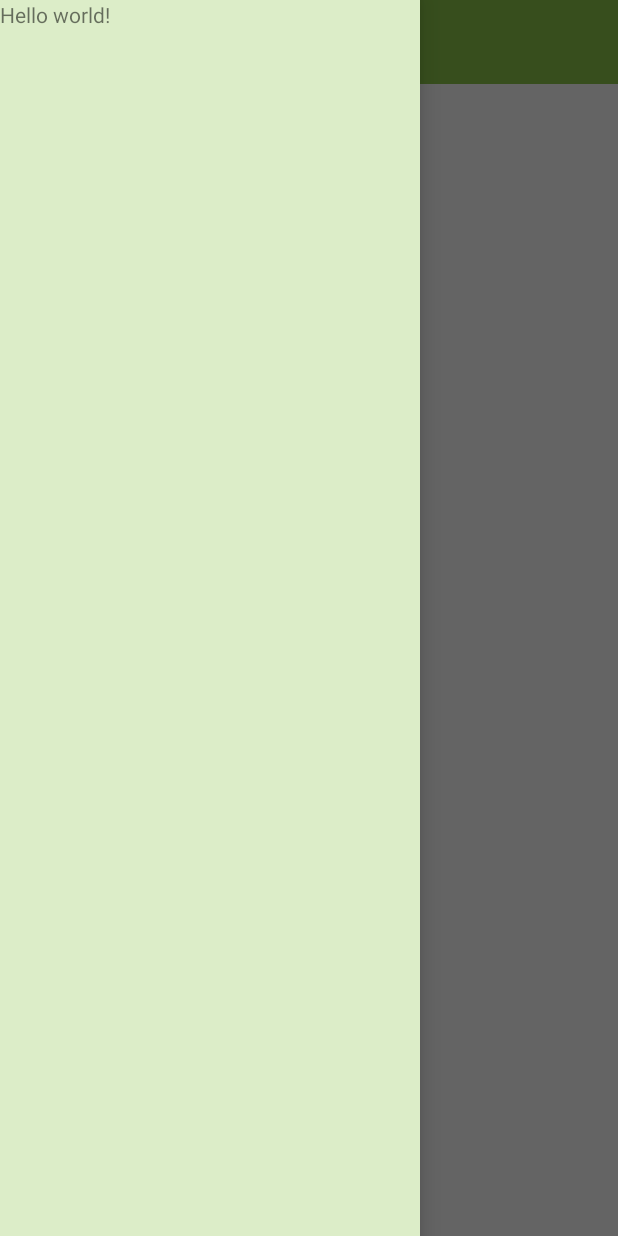
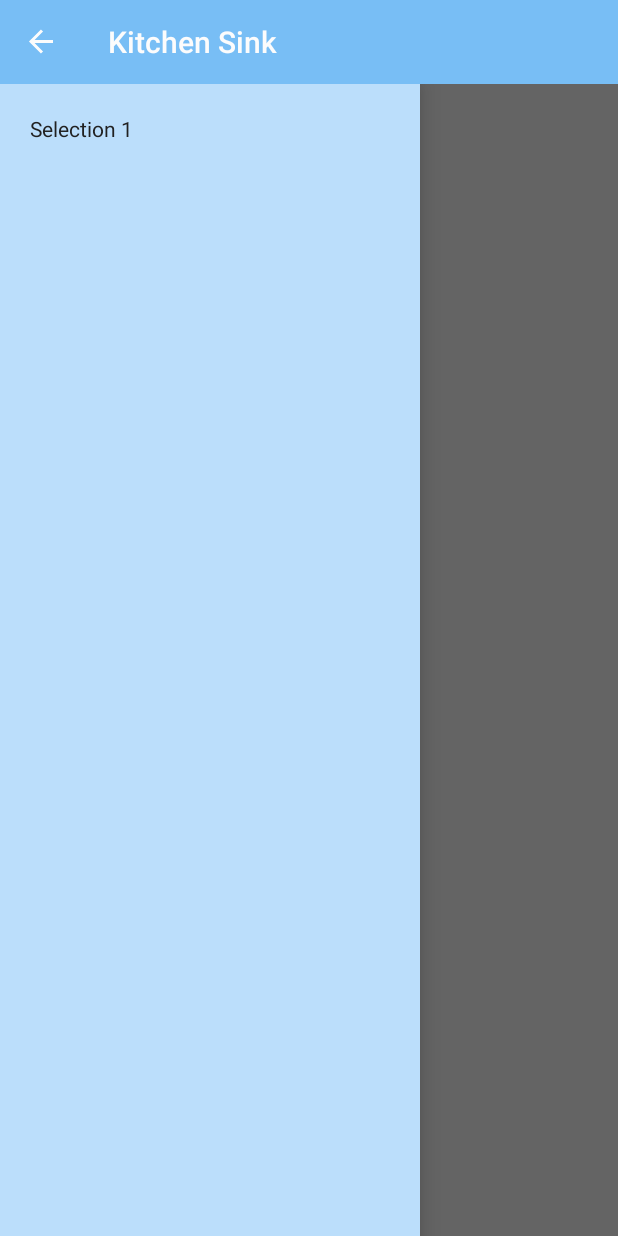
Before and after one commit to Khadidja/android-kitchen-sink, an Android app: the NavigationDrawerActivity screen opened directly, with no data from a screen before it, after a tap on "Open", on a phone screen of 412 x 824 dp. Run offline under Robolectric (Android 15) with nearby library versions, the phone set to English and light mode, and no system bars.

Commit message:
changed material colors and improved navigation drawer

```diff
--- a/app/src/main/java/com/akhadidja/kitchensink/MainActivity.java
+++ b/app/src/main/java/com/akhadidja/kitchensink/MainActivity.java
@@ -1,6 +1,8 @@
 package com.akhadidja.kitchensink;
 
+import android.content.Context;
 import android.content.Intent;
+import android.content.SharedPreferences;
 import android.os.Bundle;
 import android.support.v7.app.AppCompatActivity;
 import android.view.View;
@@ -20,6 +22,21 @@ public class MainActivity extends AppCompatActivity {
         setContentView(R.layout.activity_main);
     }
 
+    public static void saveToPreferences(Context context, String preferenceKey, String preferenceValue){
+        SharedPreferences sharedPreferences = context.getSharedPreferences(MainActivity.SHARED_PREF,
+                Context.MODE_PRIVATE);
+        SharedPreferences.Editor editor = sharedPreferences.edit();
+        editor.putString(preferenceKey, preferenceValue);
+        editor.apply();
+    }
+
+    public static String readFromSharedPreferences(Context context, String preferenceKey,
+                                                   String defaultValue){
+        SharedPreferences sharedPreferences = context.getSharedPreferences(MainActivity.SHARED_PREF,
+                Context.MODE_PRIVATE);
+        return sharedPreferences.getString(preferenceKey, defaultValue);
+    }
+
     public void showSplashScreenActivity(View view) {
         startActivity(new Intent(this, SplashScreenActivity.class));
     }
--- /dev/null
+++ b/app/src/main/java/com/akhadidja/kitchensink/navigationdrawer/DrawerAdapter.java
@@ -0,0 +1,46 @@
+package com.akhadidja.kitchensink.navigationdrawer;
+
+import android.content.Context;
+import android.support.v7.widget.RecyclerView;
+import android.view.LayoutInflater;
+import android.view.View;
+import android.view.ViewGroup;
+import android.widget.TextView;
+
+import com.akhadidja.kitchensink.R;
+
+public class DrawerAdapter extends RecyclerView.Adapter<DrawerAdapter.ViewHolder> {
+
+    private String [] mOptions;
+    private Context mContext;
+
+    public DrawerAdapter(Context context, String[] options) {
+        mContext = context;
+        mOptions = options;
+    }
+
+    @Override
+    public ViewHolder onCreateViewHolder(ViewGroup parent, int viewType) {
+        LayoutInflater inflater = LayoutInflater.from(mContext);
+        View view = inflater.inflate(R.layout.nav_drawer_item, parent,false);
+        return new ViewHolder(view);
+    }
+
+    @Override
+    public void onBindViewHolder(ViewHolder holder, int position) {
+        holder.optionTextView.setText(mOptions[position]);
+    }
+
+    @Override
+    public int getItemCount() {
+        return mOptions.length;
+    }
+
+    public class ViewHolder extends RecyclerView.ViewHolder{
+        TextView optionTextView;
+        public ViewHolder(View itemView) {
+            super(itemView);
+            optionTextView = (TextView) itemView.findViewById(R.id.option_textView);
+        }
+    }
+}
--- a/app/src/main/java/com/akhadidja/kitchensink/navigationdrawer/NavigationDrawerActivity.java
+++ b/app/src/main/java/com/akhadidja/kitchensink/navigationdrawer/NavigationDrawerActivity.java
@@ -4,18 +4,21 @@ import android.os.Bundle;
 import android.support.v4.widget.DrawerLayout;
 import android.support.v7.app.AppCompatActivity;
 import android.support.v7.widget.Toolbar;
+import android.widget.TextView;
 
 import com.akhadidja.kitchensink.R;
 
 public class NavigationDrawerActivity extends AppCompatActivity {
 
     Toolbar toolbar;
+    DrawerLayout drawerLayout;
+    TextView textView;
 
-    DrawerLayout drawerLayout;
     @Override
     protected void onCreate(Bundle savedInstanceState) {
         super.onCreate(savedInstanceState);
         setContentView(R.layout.activity_navigation_drawer);
+        textView = (TextView) findViewById(R.id.navigation_drawer_textView);
         toolbar = (Toolbar) findViewById(R.id.navigation_drawer_toolbar);
         setSupportActionBar(toolbar);
         if(getSupportActionBar() != null)
@@ -26,4 +29,8 @@ public class NavigationDrawerActivity extends AppCompatActivity {
                 getFragmentManager().findFragmentById(R.id.navigation_drawer_fragment);
         drawerFragment.setUp(drawerLayout, toolbar, R.id.navigation_drawer_fragment);
     }
+
+    public void onDrawerOptionClick(String option){
+        textView.setText(option);
+    }
 }
--- a/app/src/main/java/com/akhadidja/kitchensink/navigationdrawer/NavigationDrawerFragment.java
+++ b/app/src/main/java/com/akhadidja/kitchensink/navigationdrawer/NavigationDrawerFragment.java
@@ -3,12 +3,15 @@ package com.akhadidja.kitchensink.navigationdrawer;
 
 import android.app.Fragment;
 import android.content.Context;
-import android.content.SharedPreferences;
 import android.os.Bundle;
 import android.support.v4.widget.DrawerLayout;
 import android.support.v7.app.ActionBarDrawerToggle;
+import android.support.v7.widget.LinearLayoutManager;
+import android.support.v7.widget.RecyclerView;
 import android.support.v7.widget.Toolbar;
+import android.view.GestureDetector;
 import android.view.LayoutInflater;
+import android.view.MotionEvent;
 import android.view.View;
 import android.view.ViewGroup;
 
@@ -17,13 +20,14 @@ import com.akhadidja.kitchensink.R;
 
 public class NavigationDrawerFragment extends Fragment {
 
+    private RecyclerView recyclerView;
+    private RecyclerView.Adapter adapter;
     private DrawerLayout mDrawerLayout;
     private ActionBarDrawerToggle mDrawerToggle;
     private View mContainerView;
     private boolean mUserLearnedDrawer;
     private boolean mFromSavedInstanceState;
     private final String USER_LEARNED_DRAWER_KEY = "user_learned_drawer";
-    private final String FROM_SAVED_INSTANCE_STATE_KEY = "from_saved_instance_state";
 
     public NavigationDrawerFragment() {
     }
@@ -32,7 +36,7 @@ public class NavigationDrawerFragment extends Fragment {
     public void onCreate(Bundle savedInstanceState) {
         super.onCreate(savedInstanceState);
         mUserLearnedDrawer = Boolean.parseBoolean(
-                readFromSharedPreferences(getActivity(), USER_LEARNED_DRAWER_KEY, "false"));
+                MainActivity.readFromSharedPreferences(getActivity(), USER_LEARNED_DRAWER_KEY, "false"));
 
         if(savedInstanceState != null){
             mFromSavedInstanceState = true;
@@ -42,11 +46,28 @@ public class NavigationDrawerFragment extends Fragment {
     @Override
     public View onCreateView(LayoutInflater inflater, ViewGroup container,
                              Bundle savedInstanceState) {
-        return inflater.inflate(R.layout.fragment_navigation_drawer, container, false);
+        View rootView = inflater.inflate(R.layout.fragment_navigation_drawer, container, false);
+        recyclerView = (RecyclerView)rootView.findViewById(R.id.navigation_drawer_recyclerView);
+        recyclerView.setHasFixedSize(true);
+        final String [] options = getResources().getStringArray(R.array.navigation_drawer_options);
+        adapter = new DrawerAdapter(getActivity(), options);
+        recyclerView.setAdapter(adapter);
+        recyclerView.setLayoutManager(new LinearLayoutManager(getActivity()));
+        recyclerView.addOnItemTouchListener(new RecyclerTouchListener(getActivity(), recyclerView,
+                new OnDrawerOptionClickListener() {
+                    @Override
+                    public void onClick(View view, int position) {
+                        ((NavigationDrawerActivity)getActivity()).onDrawerOptionClick(options[position]);
+                    }
+
+                    @Override
+                    public void onLongClick(View view, int position) {
+                    }
+                }));
+        return rootView;
     }
 
-
-    public void setUp(DrawerLayout drawerLayout, Toolbar toolbar, int fragmentId) {
+    public void setUp(DrawerLayout drawerLayout, final Toolbar toolbar, int fragmentId) {
         mContainerView = getActivity().findViewById(fragmentId);
         mDrawerLayout = drawerLayout;
         mDrawerToggle = new ActionBarDrawerToggle(getActivity(), mDrawerLayout, toolbar,
@@ -56,7 +77,7 @@ public class NavigationDrawerFragment extends Fragment {
                 super.onDrawerOpened(drawerView);
                 if(!mUserLearnedDrawer){
                     mUserLearnedDrawer = true;
-                    saveToPreferences(getActivity(), USER_LEARNED_DRAWER_KEY, mUserLearnedDrawer+"");
+                    MainActivity.saveToPreferences(getActivity(), USER_LEARNED_DRAWER_KEY, mUserLearnedDrawer + "");
                 }
                 getActivity().invalidateOptionsMenu();
             }
@@ -65,6 +86,13 @@ public class NavigationDrawerFragment extends Fragment {
             public void onDrawerClosed(View drawerView) {
                 super.onDrawerClosed(drawerView);
                 getActivity().invalidateOptionsMenu();
+            }
+
+            @Override
+            public void onDrawerSlide(View drawerView, float slideOffset) {
+                super.onDrawerSlide(drawerView, slideOffset);
+                if(slideOffset < 0.6)
+                    toolbar.setAlpha(1 - slideOffset);
             }
         };
 
@@ -80,18 +108,52 @@ public class NavigationDrawerFragment extends Fragment {
         });
     }
 
-    public static void saveToPreferences(Context context, String preferenceKey, String preferenceValue){
-        SharedPreferences sharedPreferences = context.getSharedPreferences(MainActivity.SHARED_PREF,
-                Context.MODE_PRIVATE);
-        SharedPreferences.Editor editor = sharedPreferences.edit();
-        editor.putString(preferenceKey, preferenceValue);
-        editor.apply();
+    public interface OnDrawerOptionClickListener{
+        void onClick(View view, int position);
+        void onLongClick(View view, int position);
     }
 
-    public static String readFromSharedPreferences(Context context, String preferenceKey,
-                                                   String defaultValue){
-        SharedPreferences sharedPreferences = context.getSharedPreferences(MainActivity.SHARED_PREF,
-                Context.MODE_PRIVATE);
-        return sharedPreferences.getString(preferenceKey, defaultValue);
+    static class RecyclerTouchListener implements RecyclerView.OnItemTouchListener{
+
+        private GestureDetector mGestureDetector;
+        private OnDrawerOptionClickListener mListener;
+
+        public RecyclerTouchListener(Context context, final RecyclerView recyclerView,
+                                     final OnDrawerOptionClickListener listener){
+            mListener = listener;
+            mGestureDetector = new GestureDetector(context, new GestureDetector.SimpleOnGestureListener() {
+                @Override
+                public boolean onSingleTapUp(MotionEvent e) {
+                    return true;
+                }
+
+                @Override
+                public void onLongPress(MotionEvent e) {
+                    View child = recyclerView.findChildViewUnder(e.getX(), e.getY());
+                    if (child != null && mListener != null) {
+                        mListener.onLongClick(child, recyclerView.getChildLayoutPosition(child));
+                    }
+                }
+            });
+        }
+
+        @Override
+        public boolean onInterceptTouchEvent(RecyclerView rv, MotionEvent e) {
+            View child = rv.findChildViewUnder(e.getX(), e.getY());
+            if (child != null && mListener != null && mGestureDetector.onTouchEvent(e)) {
+                mListener.onClick(child, rv.getChildLayoutPosition(child));
+            }
+            return false;
+        }
+
+        @Override
+        public void onTouchEvent(RecyclerView rv, MotionEvent e) {
+
+        }
+
+        @Override
+        public void onRequestDisallowInterceptTouchEvent(boolean disallowIntercept) {
+
+        }
     }
 }
--- a/app/src/main/res/layout/activity_navigation_drawer.xml
+++ b/app/src/main/res/layout/activity_navigation_drawer.xml
@@ -1,7 +1,16 @@
 <?xml version="1.0" encoding="utf-8"?>
-<android.support.v4.widget.DrawerLayout xmlns:android="http://schemas.android.com/apk/res/android"
+<LinearLayout xmlns:android="http://schemas.android.com/apk/res/android"
     xmlns:app="http://schemas.android.com/apk/res-auto"
     xmlns:tools="http://schemas.android.com/tools"
+    android:layout_width="match_parent"
+    android:layout_height="match_parent"
+    android:orientation="vertical">
+
+    <include
+        android:id="@+id/navigation_drawer_toolbar"
+        layout="@layout/app_bar" />
+
+    <android.support.v4.widget.DrawerLayout
         android:id="@+id/navigation_drawer_layout"
         android:layout_width="match_parent"
         android:layout_height="match_parent"
@@ -11,15 +20,15 @@
             android:layout_width="match_parent"
             android:layout_height="match_parent">
 
-        <include
-            android:id="@+id/navigation_drawer_toolbar"
-            layout="@layout/app_bar" />
-
             <TextView
                 android:layout_width="wrap_content"
                 android:layout_height="wrap_content"
-            android:layout_below="@+id/navigation_drawer_toolbar"
-            android:text="@string/hello_world" />
+                android:text="@string/hello_world"
+                android:layout_centerVertical="true"
+                android:layout_centerHorizontal="true"
+                android:textAppearance="?android:attr/textAppearanceLarge"
+                android:textColor="@color/primary_text"
+                android:id="@+id/navigation_drawer_textView"/>
         </RelativeLayout>
 
         <fragment
@@ -31,3 +40,5 @@
             app:layout="@layout/fragment_navigation_drawer"
             tools:layout="@layout/fragment_navigation_drawer" />
     </android.support.v4.widget.DrawerLayout>
+
+</LinearLayout>
--- a/app/src/main/res/layout/fragment_navigation_drawer.xml
+++ b/app/src/main/res/layout/fragment_navigation_drawer.xml
@@ -1,13 +1,15 @@
-<RelativeLayout xmlns:android="http://schemas.android.com/apk/res/android"
+<FrameLayout xmlns:android="http://schemas.android.com/apk/res/android"
     xmlns:tools="http://schemas.android.com/tools"
     android:layout_width="match_parent"
     android:layout_height="match_parent"
-    tools:context="com.akhadidja.kitchensink.navigationdrawer.NavigationDrawerFragment"
-    android:background="@color/primary_light">
+    android:background="@color/primary_light"
+    tools:context="com.akhadidja.kitchensink.navigationdrawer.NavigationDrawerFragment">
 
-    <TextView
+    <android.support.v7.widget.RecyclerView
+        android:id="@+id/navigation_drawer_recyclerView"
         android:layout_width="match_parent"
-        android:layout_height="match_parent"
-        android:text="@string/hello_world" />
+        android:layout_height="wrap_content">
 
-</RelativeLayout>
+    </android.support.v7.widget.RecyclerView>
+
+</FrameLayout>
--- /dev/null
+++ b/app/src/main/res/layout/nav_drawer_item.xml
@@ -0,0 +1,12 @@
+<?xml version="1.0" encoding="utf-8"?>
+<FrameLayout xmlns:android="http://schemas.android.com/apk/res/android"
+    android:layout_width="match_parent"
+    android:layout_height="match_parent"
+    android:padding="20dp"
+    android:clickable="true">
+
+    <TextView
+        android:id="@+id/option_textView"
+        android:layout_width="wrap_content"
+        android:layout_height="wrap_content" />
+</FrameLayout>
--- a/app/src/main/res/values-v21/styles.xml
+++ b/app/src/main/res/values-v21/styles.xml
@@ -2,8 +2,15 @@
 <resources>
 
     <style name="AppTheme" parent="AppTheme.Base">
-        <!-- Customize your theme here. -->
+        <item name="android:colorAccent">@color/accent</item>
+        <item name="android:textColor">@color/primary_text</item>
+        <item name="android:colorPrimary">@color/primary</item>
+        <item name="android:textColorSecondary">@color/secondary_text</item>
+        <item name="android:colorPrimaryDark">@color/primary_dark</item>
+        <item name="android:icon">@color/icons</item>
+        <item name="android:divider">@color/divider</item>
     </style>
+
     <style name="AppTheme.Base" parent="Theme.AppCompat.Light.NoActionBar">
         <item name="android:windowDrawsSystemBarBackgrounds">true</item>
         <item name="android:statusBarColor">@android:color/transparent</item>
--- a/app/src/main/res/values/colors.xml
+++ b/app/src/main/res/values/colors.xml
@@ -1,11 +1,11 @@
 <?xml version="1.0" encoding="utf-8"?>
 <resources>
-    <color name="primary">#8BC34A</color>
-    <color name="primary_dark">#689F38</color>
-    <color name="primary_light">#DCEDC8</color>
-    <color name="accent">#FFC107</color>
+    <color name="primary">#2196F3</color>
+    <color name="primary_dark">#1976D2</color>
+    <color name="primary_light">#BBDEFB</color>
+    <color name="accent">#FF4081</color>
     <color name="primary_text">#212121</color>
     <color name="secondary_text">#727272</color>
-    <color name="icons">#212121</color>
+    <color name="icons">#FFFFFF</color>
     <color name="divider">#B6B6B6</color>
 </resources>
--- a/app/src/main/res/values/strings.xml
+++ b/app/src/main/res/values/strings.xml
@@ -19,5 +19,9 @@
     <string name="drawer_open">Open</string>
     <string name="drawer_close">Close</string>
     <string name="navigation_drawer">Navigation Drawer (Material Design)</string>
-
+    <string-array name="navigation_drawer_options">
+        <item>Selection 1</item>
+        <item>Selection 2</item>
+        <item>Selection 3</item>
+    </string-array>
 </resources>
--- a/app/src/main/res/values/styles.xml
+++ b/app/src/main/res/values/styles.xml
@@ -1,8 +1,15 @@
 <resources>
 
     <!-- Base application theme. -->
-    <style name="AppTheme" parent="Theme.AppCompat.Light.NoActionBar">
-        <!-- Customize your theme here. -->
+    <style name="AppTheme" parent="AppTheme.Base">
+    </style>
+
+    <style name="AppTheme.Base" parent="Theme.AppCompat.Light.NoActionBar">
+        <item name="colorPrimary">@color/primary</item>
+        <item name="colorPrimaryDark">@color/primary_dark</item>
+        <item name="colorAccent">@color/accent</item>
+        <item name="android:windowBackground">@android:color/white</item>
+        <item name="android:textColor">@color/primary_text</item>
     </style>
 
     <style name="SplashTheme" parent="Theme.AppCompat.Light.NoActionBar"/>
@@ -10,4 +17,5 @@
     </style>
     <style name="AppTheme.AppBarOverlay" parent="ThemeOverlay.AppCompat.Dark.ActionBar" />
     <style name="AppTheme.PopupOverlay" parent="ThemeOverlay.AppCompat.Light" />
+
 </resources>
```
Also changed, not shown: app/src/main/ic_launcher-web.png (added), app/src/main/res/mipmap-hdpi/ic_launcher.png, app/src/main/res/mipmap-mdpi/ic_launcher.png, app/src/main/res/mipmap-xhdpi/ic_launcher.png, app/src/main/res/mipmap-xxhdpi/ic_launcher.png, app/src/main/res/mipmap-xxxhdpi/ic_launcher.png (added). Lines whose indentation alone changed are shown as unchanged.
